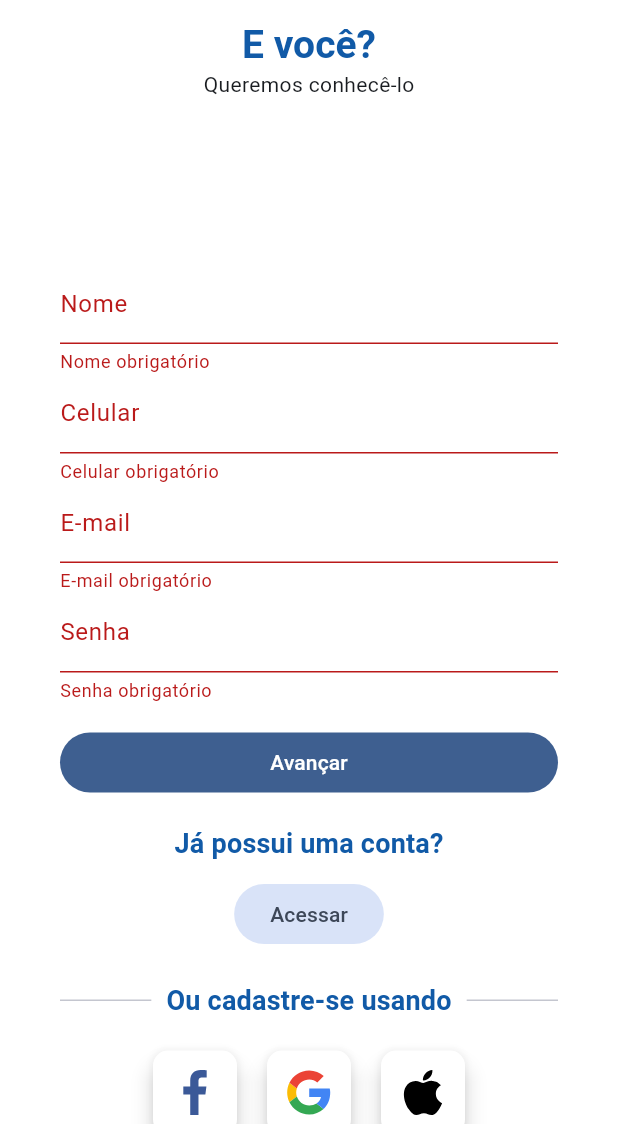
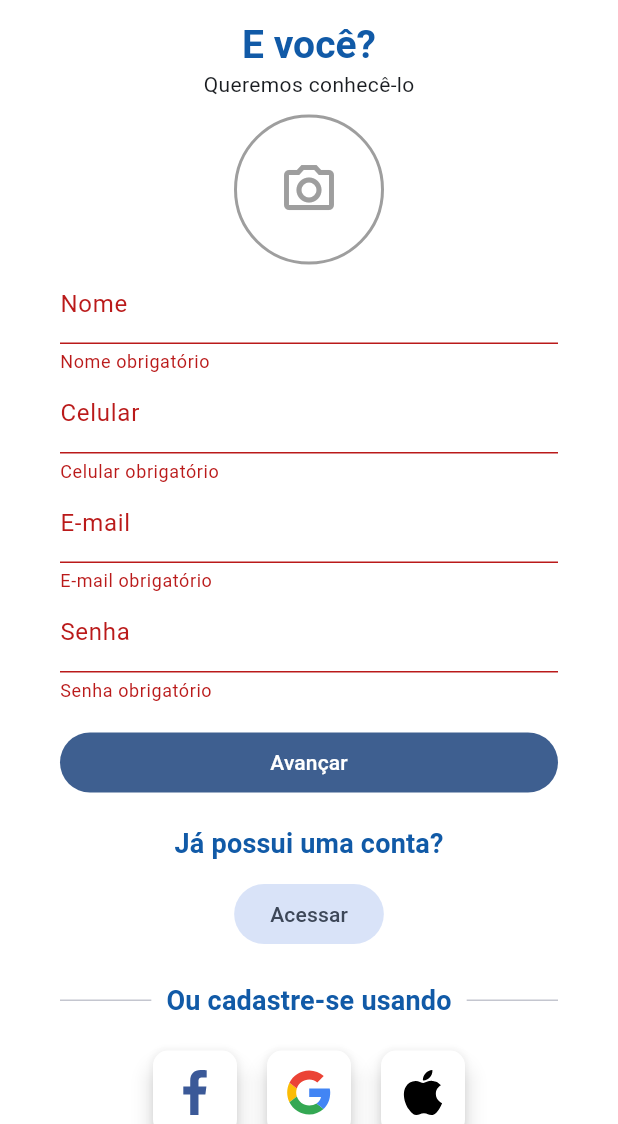
Before and after one commit to jhonifreitas/gooday-app, a Flutter app: the screen it shows after launch, after a tap on "Entrar", after a tap on "Cadastre-se", on a phone screen of 412 x 824 dp, the part 112-1236 px from its top. Run offline on Flutter 3.47's test engine with Material 2 defaults, Android fonts, the phone set to English and light mode, and no system bars; our stand-ins replace cloud_firestore, firebase_auth, firebase_core, firebase_storage, flutter_svg, image_picker and 1 more; missing offline and left inert: easy_mask; accounts and stored records are empty.

Commit message:
register

```diff
--- a/lib/src/controllers/auth_controller.dart
+++ b/lib/src/controllers/auth_controller.dart
@@ -80,10 +80,8 @@ class AuthController {
         .createUserWithEmailAndPassword(email: email, password: password);
     final authId = fbUser.user?.uid;
 
-    if (authId != null) {
-      await _createUser(fbUser);
-      await _userProvider.getByAuthId(authId);
-    }
+    if (authId != null) await _createUser(fbUser);
+
     return _userProvider.data;
   }
 
--- a/lib/src/controllers/user_controller.dart
+++ b/lib/src/controllers/user_controller.dart
@@ -90,7 +90,7 @@ class UserController {
     }
   }
 
-  Map<String, dynamic> onSerialize() {
+  Map<String, dynamic> toSerialize() {
     String? phone;
     DateTime? dateBirth;
     double? height;
@@ -123,8 +123,7 @@ class UserController {
         'insulinSlow': insulinSlowCtrl.text,
         'insulinFast': insulinFastCtrl.text,
         'drug': drugCtrl.text,
-        'diabete': diabeteCtrl,
-        'diabeteType': diabeteTypeCtrl,
+        'diabeteType': diabeteTypeCtrl.text,
         'insulin': insulinCtrl,
       }
     };
--- a/lib/src/models/base_model.dart
+++ b/lib/src/models/base_model.dart
@@ -30,7 +30,6 @@ class BaseModel {
 
   Map<String, dynamic> toJson() {
     return {
-      'id': id,
       'createdAt': createdAt ?? DateTime.now(),
       'updatedAt': updatedAt ?? (createdAt != null ? DateTime.now() : null),
       'deletedAt': deletedAt
--- a/lib/src/pages/auth/login.dart
+++ b/lib/src/pages/auth/login.dart
@@ -192,9 +192,11 @@ class _AuthLoginPageState extends State<AuthLoginPage> {
                       borderRadius: BorderRadius.circular(10),
                     ),
                     backgroundColor: Colors.white,
-                    child: SvgPicture.asset('assets/icons/facebook.svg',
-                        width: 30),
-                    onPressed: () => _signInFacebook(),
+                    onPressed: _signInFacebook,
+                    child: SvgPicture.asset(
+                      'assets/icons/facebook.svg',
+                      width: 30,
+                    ),
                   ),
                 ),
                 Padding(
@@ -206,9 +208,11 @@ class _AuthLoginPageState extends State<AuthLoginPage> {
                     shape: RoundedRectangleBorder(
                       borderRadius: BorderRadius.circular(10),
                     ),
-                    child:
-                        SvgPicture.asset('assets/icons/google.svg', width: 30),
-                    onPressed: () => _signInGoogle(),
+                    onPressed: _signInGoogle,
+                    child: SvgPicture.asset(
+                      'assets/icons/google.svg',
+                      width: 30,
+                    ),
                   ),
                 ),
                 Padding(
@@ -220,9 +224,11 @@ class _AuthLoginPageState extends State<AuthLoginPage> {
                     shape: RoundedRectangleBorder(
                       borderRadius: BorderRadius.circular(10),
                     ),
-                    child:
-                        SvgPicture.asset('assets/icons/apple.svg', width: 30),
-                    onPressed: () => _signInApple(),
+                    onPressed: _signInApple,
+                    child: SvgPicture.asset(
+                      'assets/icons/apple.svg',
+                      width: 30,
+                    ),
                   ),
                 ),
               ],
--- a/lib/src/pages/auth/register/form.dart
+++ b/lib/src/pages/auth/register/form.dart
@@ -2,8 +2,10 @@ import 'dart:io';
 
 import 'package:flutter_svg/svg.dart';
 import 'package:flutter/material.dart';
+import 'package:gooday/src/controllers/user_controller.dart';
 import 'package:provider/provider.dart';
 import 'package:image_picker/image_picker.dart';
+import 'package:firebase_auth/firebase_auth.dart';
 
 import 'package:gooday/src/widgets/button.dart';
 import 'package:gooday/src/widgets/form_field.dart';
@@ -22,12 +24,10 @@ class AuthRegisterPage extends StatefulWidget {
 class _AuthRegisterPageState extends State<AuthRegisterPage> {
   late final AuthController _authCtrl;
   final _formKey = GlobalKey<FormState>();
+  final _userCtrl = UserController();
 
   File? _image;
 
-  final _nameCtrl = TextEditingController();
-  final _emailCtrl = TextEditingController();
-  final _phoneCtrl = TextEditingController();
   final _passwordCtrl = TextEditingController();
 
   @override
@@ -85,19 +85,17 @@ class _AuthRegisterPageState extends State<AuthRegisterPage> {
 
   void _onSubmit() async {
     if (_formKey.currentState!.validate()) {
+      try {
         UtilService(context).loading('Cadastrando...');
 
         final user = await _authCtrl.registerWithEmail(
-          _emailCtrl.text, _passwordCtrl.text);
+            _userCtrl.emailCtrl.text, _passwordCtrl.text);
 
         if (!mounted) return;
 
         if (user != null) {
           final userProvider = context.read<UserProvider>();
-        final data = {
-          'name': _nameCtrl.text,
-          'phone': _phoneCtrl.text,
-        };
+          final data = _userCtrl.toSerialize();
 
           await userProvider.update(data);
           if (_image != null) await userProvider.uploadImage(_image!);
@@ -105,6 +103,12 @@ class _AuthRegisterPageState extends State<AuthRegisterPage> {
           if (!mounted) return;
           Navigator.of(context).pop();
           Navigator.pushNamed(context, '/auth/cadastrar/anamnese');
+        }
+      } on FirebaseAuthException catch (e) {
+        Navigator.of(context).pop();
+        String msg = 'Não foi possível realizar o cadastro!';
+        if (e.code == 'email-already-in-use') msg = 'Usuário já cadastrado!';
+        UtilService(context).message(msg);
       }
     } else {
       UtilService(context).message('Verifique os campos destacados!');
@@ -134,11 +138,9 @@ class _AuthRegisterPageState extends State<AuthRegisterPage> {
                 children: [
                   IconButton(
                     onPressed: () => _goToBack(),
-                      icon: const Icon(Icons.arrow_back)),
-                  Image.asset(
-                    width: 80,
-                    'assets/images/logo.png',
+                    icon: const Icon(Icons.arrow_back),
                   ),
+                  Image.asset('assets/images/logo.png', width: 80),
                   const SizedBox(width: 50),
                 ],
               ),
@@ -148,10 +150,7 @@ class _AuthRegisterPageState extends State<AuthRegisterPage> {
                       style: Theme.of(context).textTheme.titleLarge),
                   const Text('Queremos conhecê-lo'),
                   const SizedBox(height: 10),
-                  ProfileImage(
-                    image: _image?.path,
-                    onUpload: _onUploadImage,
-                  ),
+                  ProfileImage(image: _image?.path, onUpload: _onUploadImage),
                   Form(
                     key: _formKey,
                     autovalidateMode: AutovalidateMode.always,
@@ -159,12 +158,12 @@ class _AuthRegisterPageState extends State<AuthRegisterPage> {
                       children: [
                         FormFieldCustom(
                           label: 'Nome',
-                          controller: _nameCtrl,
+                          controller: _userCtrl.nameCtrl,
                           isRequired: true,
                         ),
                         FormFieldCustom(
                           label: 'Celular',
-                          controller: _phoneCtrl,
+                          controller: _userCtrl.phoneCtrl,
                           isRequired: true,
                           minLength: 15,
                           inputType: TextInputType.number,
@@ -172,13 +171,14 @@ class _AuthRegisterPageState extends State<AuthRegisterPage> {
                         ),
                         FormFieldCustom(
                           label: 'E-mail',
-                          controller: _emailCtrl,
+                          controller: _userCtrl.emailCtrl,
                           isRequired: true,
                           inputType: TextInputType.emailAddress,
                         ),
                         FormFieldCustom(
                           label: 'Senha',
                           controller: _passwordCtrl,
+                          minLength: 6,
                           isRequired: true,
                           obscureText: true,
                         ),
@@ -192,12 +192,15 @@ class _AuthRegisterPageState extends State<AuthRegisterPage> {
                       ],
                     ),
                   ),
-                  Text('Já possui uma conta?',
-                      style: Theme.of(context).textTheme.titleMedium),
+                  Text(
+                    'Já possui uma conta?',
+                    style: Theme.of(context).textTheme.titleMedium,
+                  ),
                   const SizedBox(height: 10),
                   FilledButton.tonal(
                     onPressed: () => _goToRegister(),
-                      child: const Text('Acessar'))
+                    child: const Text('Acessar'),
+                  )
                 ],
               ),
               Padding(
@@ -229,9 +232,11 @@ class _AuthRegisterPageState extends State<AuthRegisterPage> {
                         borderRadius: BorderRadius.circular(10),
                       ),
                       backgroundColor: Colors.white,
-                      child: SvgPicture.asset('assets/icons/facebook.svg',
-                          width: 30),
-                      onPressed: () => _signInFacebook(),
+                      onPressed: _signInFacebook,
+                      child: SvgPicture.asset(
+                        'assets/icons/facebook.svg',
+                        width: 30,
+                      ),
                     ),
                   ),
                   Padding(
@@ -243,9 +248,11 @@ class _AuthRegisterPageState extends State<AuthRegisterPage> {
                       shape: RoundedRectangleBorder(
                         borderRadius: BorderRadius.circular(10),
                       ),
-                      child: SvgPicture.asset('assets/icons/google.svg',
-                          width: 30),
-                      onPressed: () => _signInGoogle(),
+                      onPressed: _signInGoogle,
+                      child: SvgPicture.asset(
+                        'assets/icons/google.svg',
+                        width: 30,
+                      ),
                     ),
                   ),
                   Padding(
@@ -257,9 +264,11 @@ class _AuthRegisterPageState extends State<AuthRegisterPage> {
                       shape: RoundedRectangleBorder(
                         borderRadius: BorderRadius.circular(10),
                       ),
-                      child:
-                          SvgPicture.asset('assets/icons/apple.svg', width: 30),
-                      onPressed: () => _signInApple(),
+                      onPressed: _signInApple,
+                      child: SvgPicture.asset(
+                        'assets/icons/apple.svg',
+                        width: 30,
+                      ),
                     ),
                   ),
                 ],
--- a/lib/src/pages/profile/glycemia_page.dart
+++ b/lib/src/pages/profile/glycemia_page.dart
@@ -21,7 +21,7 @@ class _GlycemiaConfigPageState extends State<GlycemiaConfigPage> {
   void _onSubmit() async {
     if (_formKey.currentState!.validate()) {
       UtilService(context).loading('Salvando...');
-      final data = _userCtrl.onSerialize();
+      final data = _userCtrl.toSerialize();
 
       if (!mounted) return;
 
--- a/lib/src/pages/profile/profile_page.dart
+++ b/lib/src/pages/profile/profile_page.dart
@@ -143,6 +143,7 @@ class _ProfilePageState extends State<ProfilePage> {
                   ),
                 ),
                 ProfileImage(
+                  color: Colors.white,
                   onUpload: _onUploadImage,
                   image: context.watch<UserProvider>().data?.image,
                 ),
--- a/lib/src/pages/profile/user_page.dart
+++ b/lib/src/pages/profile/user_page.dart
@@ -39,7 +39,7 @@ class _UserPageState extends State<UserPage> {
   void _onSubmit() async {
     if (_formKey.currentState!.validate()) {
       UtilService(context).loading('Salvando...');
-      final data = _userCtrl.onSerialize();
+      final data = _userCtrl.toSerialize();
       await _userProvider.update(data);
 
       if (!mounted) return;
@@ -257,7 +257,7 @@ class _UserForm extends StatelessWidget {
                 Text('Preencha seus dados e ganhe 10 Goodies',
                     style: Theme.of(context).textTheme.bodySmall),
                 IconButton(
-                  onPressed: () => _openGoodies,
+                  onPressed: () => _openGoodies(context),
                   icon: const Icon(
                     Icons.info_outline,
                     color: primaryColor,
--- a/lib/src/services/util_service.dart
+++ b/lib/src/services/util_service.dart
@@ -15,7 +15,7 @@ class UtilService {
           shape: RoundedRectangleBorder(
             borderRadius: BorderRadius.circular(10),
           ),
-          insetPadding: const EdgeInsets.symmetric(horizontal: 100),
+          insetPadding: const EdgeInsets.symmetric(horizontal: 50),
           child: Padding(
             padding: const EdgeInsets.all(20),
             child: Row(
--- a/lib/src/widgets/form_field.dart
+++ b/lib/src/widgets/form_field.dart
@@ -115,11 +115,7 @@ class FormFieldCustom extends StatelessWidget {
     TextInputMask? inputMask;
 
     if (masks != null) {
-      inputMask = TextInputMask(
-        mask: masks,
-        reverse: maskReverse,
-        maxLength: masks![masks!.length - 1].length,
-      );
+      inputMask = TextInputMask(mask: masks, reverse: maskReverse);
       if (controller.text.isNotEmpty) {
         controller.text = inputMask.magicMask.getMaskedString(controller.text);
       }
--- a/lib/src/widgets/profile_image.dart
+++ b/lib/src/widgets/profile_image.dart
@@ -3,8 +3,14 @@ import 'package:flutter/material.dart';
 import 'package:gooday/src/common/theme.dart';
 
 class ProfileImage extends StatelessWidget {
-  const ProfileImage({required this.onUpload, this.image, super.key});
+  const ProfileImage({
+    required this.onUpload,
+    this.image,
+    this.color = Colors.grey,
+    super.key,
+  });
 
+  final Color color;
   final String? image;
   final VoidCallback onUpload;
 
@@ -22,13 +28,10 @@ class ProfileImage extends StatelessWidget {
           tooltip: 'Enviar foto',
           heroTag: 'profile-btn-image',
           backgroundColor: Colors.transparent,
-          splashColor: Colors.white.withOpacity(0.2),
-          shape: const StadiumBorder(
-            side: BorderSide(width: 1, color: Colors.white),
-          ),
+          splashColor: color.withOpacity(0.2),
+          shape: StadiumBorder(side: BorderSide(width: 2, color: color)),
           onPressed: onUpload,
-          child: const Icon(Icons.camera_alt_outlined,
-              color: Colors.white, size: 40),
+          child: Icon(Icons.camera_alt_outlined, color: color, size: 40),
         ),
       );
     }
```
Also changed, not shown: lib/src/pages/auth/register/anamnesis.dart (+6 -12 lines), lib/src/providers/user_provider.dart (+6 -6 lines), assets/icons/water.svg (added). Lines whose indentation alone changed are shown as unchanged.
